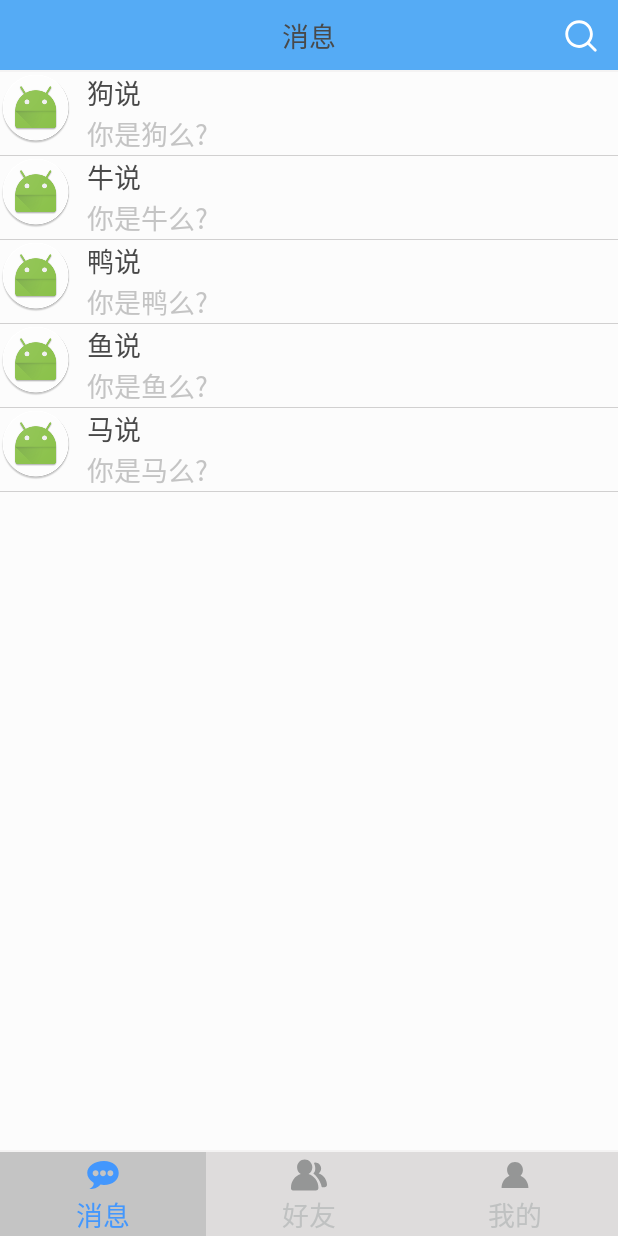
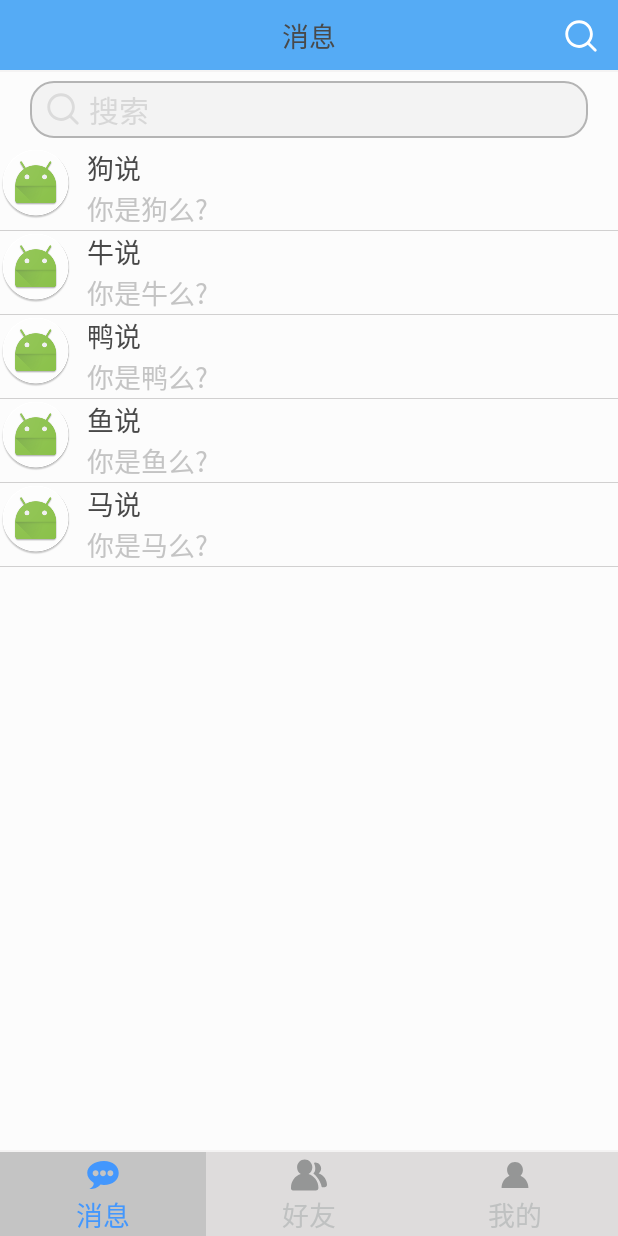
Before and after one commit to wzt123/IM, an Android app: the screen it shows after launch (MainActivity), on a phone screen of 412 x 824 dp. Run offline under Robolectric (Android 15) with nearby library versions, the phone set to English and light mode, and no system bars; libraries missing offline, so code that uses them is left out: android.support.v7.

```diff
--- a/Myapp/app/src/main/AndroidManifest.xml
+++ b/Myapp/app/src/main/AndroidManifest.xml
@@ -34,7 +34,7 @@
         <activity android:name=".GamesActivity" />
         <activity android:name=".FindFriendActivity" />
         <activity android:name=".ChatActivity" />
-        <activity android:name=".MyDataActivity"></activity>
+        <activity android:name=".ChatSettingActivity"></activity>
     </application>
 
 </manifest>
--- a/Myapp/app/src/main/java/com/example/lsy/myapp/MyDataActivity.java
+++ b/Myapp/app/src/main/java/com/example/lsy/myapp/ChatSettingActivity.java
@@ -3,11 +3,11 @@ package com.example.lsy.myapp;
 import android.support.v7.app.AppCompatActivity;
 import android.os.Bundle;
 
-public class MyDataActivity extends AppCompatActivity {
+public class ChatSettingActivity extends AppCompatActivity {
 
     @Override
     protected void onCreate(Bundle savedInstanceState) {
         super.onCreate(savedInstanceState);
-        setContentView(R.layout.activity_my_data);
+        setContentView(R.layout.activity_chat_setting);
     }
 }
--- /dev/null
+++ b/Myapp/app/src/main/res/drawable/button_open.xml
@@ -0,0 +1,5 @@
+<?xml version="1.0" encoding="utf-8"?>
+<selector xmlns:android="http://schemas.android.com/apk/res/android">
+    <item android:drawable="@color/bg_topbar" android:state_selected="true"/>
+    <item android:drawable="@color/bg_gray" />
+</selector>
--- a/Myapp/app/src/main/res/layout/activity_chat.xml
+++ b/Myapp/app/src/main/res/layout/activity_chat.xml
@@ -25,6 +25,7 @@
             android:layout_centerVertical="true"
             android:layout_marginLeft="5dp"/>
         <ImageButton
+            android:id="@+id/chat_setting"
             android:layout_width="wrap_content"
             android:layout_height="wrap_content"
             android:background="@color/bg_topbar"
--- a/Myapp/app/src/main/res/layout/activity_find_friend.xml
+++ b/Myapp/app/src/main/res/layout/activity_find_friend.xml
@@ -10,12 +10,12 @@ tools:context="com.example.lsy.myapp.MainActivity">
         android:layout_height="50dp"
         android:background="@color/bg_white">
         <Button
-            android:id="@+id/friend_find_close"
+            android:id="@+id/friend_find_start"
             android:layout_width="60dp"
             android:layout_height="match_parent"
             android:background="@color/bg_white"
             android:layout_alignParentRight="true"
-            android:text="@string/close"
+            android:text="@string/start"
             android:textColor="@color/bg_topbar"
             android:textSize="18sp"/>
         <EditText
@@ -30,7 +30,7 @@ tools:context="com.example.lsy.myapp.MainActivity">
             android:textColorHint="@color/bg_gray"
             android:textColor="@color/text_black"
             android:paddingLeft="35dp"
-            android:layout_toLeftOf="@+id/friend_find_close"
+            android:layout_toLeftOf="@+id/friend_find_start"
             />
         <ImageView
             android:layout_width="wrap_content"
--- a/Myapp/app/src/main/res/layout/frg_content1.xml
+++ b/Myapp/app/src/main/res/layout/frg_content1.xml
@@ -32,6 +32,40 @@
             android:background="@color/div_white" />
 
     </RelativeLayout>
+    <RelativeLayout
+        android:id="@+id/message_find"
+        android:layout_width="match_parent"
+        android:layout_height="50dp"
+        android:clickable="true">
+        <Button
+            android:id="@+id/button_sousuo"
+            android:layout_width="match_parent"
+            android:layout_height="wrap_content"
+            android:background="@drawable/shape"
+            android:layout_marginLeft="20dp"
+            android:layout_marginRight="20dp"
+            android:layout_marginTop="6dp"
+            android:layout_marginBottom="6dp"
+            />
+        <!--android:background="@color/bg_gray1"-->
+        <ImageView
+            android:id="@+id/sousuo"
+            android:layout_width="wrap_content"
+            android:layout_height="wrap_content"
+            android:src="@drawable/top_button_find1"
+            android:layout_centerVertical="true"
+            android:layout_alignLeft="@+id/button_sousuo"
+            android:paddingLeft="10dp"/>
+        <TextView
+            android:layout_width="wrap_content"
+            android:layout_height="wrap_content"
+            android:text="@string/sousuo"
+            android:textColor="@color/text_gray"
+            android:layout_toRightOf="@id/sousuo"
+            android:layout_centerVertical="true"
+            android:textSize="20sp"
+            android:paddingLeft="5dp"/>
+    </RelativeLayout>
     <ListView
         android:id="@+id/message_list"
         android:layout_width="match_parent"
--- a/Myapp/app/src/main/res/values/colors.xml
+++ b/Myapp/app/src/main/res/values/colors.xml
@@ -16,7 +16,9 @@
     <color name="bg_gray">#d1d0d0</color>
     <color name="bg_gray1">#80ececec</color>
     <color name="bg_white_a">#c8fcfcfc</color>
+    <color name="bg_white_b">#f7f4f4</color>
     <color name="bg_pink">#f137de</color>
+    <color name="bg_red">#fa6d6d</color>
     /////////////////字体颜色
     <color name="text_black">#494949</color>
     <color name="text_gray">#c4c4c4</color>
```
Also changed, not shown: Myapp/app/src/main/java/com/example/lsy/myapp/ChatActivity.java (+9 -0 lines), Myapp/app/src/main/java/com/example/lsy/myapp/FindFriendActivity.java (+15 -1 lines), Myapp/app/src/main/res/drawable/shape_red.xml (added, +19 -0 lines), Myapp/app/src/main/res/layout/activity_chat_setting.xml (added, +162 -0 lines), Myapp/app/src/main/res/layout/activity_my_data.xml (deleted, +0 -8 lines), Myapp/app/src/main/res/values/strings.xml (+10 -0 lines).
